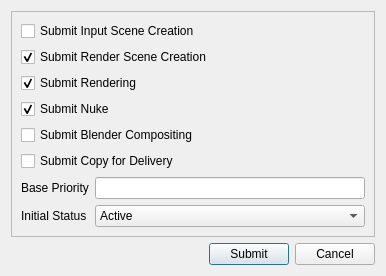
Before: the Qt Designer form plugins/RenderingPipelinePlugin/assets/submissionDialog.ui in compix/MetadataManager, drawn with Qt 5.
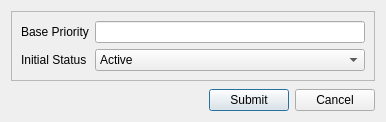
After: the same form once the commit is applied. Icons and pictures are not drawn.

Commit message: Allow custom metadata tasks in RenderingPipelinePlugin

Diff of the .ui file:
```diff
--- a/plugins/RenderingPipelinePlugin/assets/submissionDialog.ui
+++ b/plugins/RenderingPipelinePlugin/assets/submissionDialog.ui
@@ -10,7 +10,7 @@
     <x>0</x>
     <y>0</y>
     <width>386</width>
-    <height>258</height>
+    <height>122</height>
    </rect>
   </property>
   <property name="windowTitle">
@@ -27,55 +27,7 @@
      </property>
      <layout class="QVBoxLayout" name="verticalLayout_2">
       <item>
-       <widget class="QCheckBox" name="submitInputSceneCheckBox">
-        <property name="text">
-         <string>Submit Input Scene Creation</string>
-        </property>
-       </widget>
-      </item>
-      <item>
-       <widget class="QCheckBox" name="submitRenderSceneCheckBox">
-        <property name="text">
-         <string>Submit Render Scene Creation</string>
-        </property>
-        <property name="checked">
-         <bool>true</bool>
-        </property>
-       </widget>
-      </item>
-      <item>
-       <widget class="QCheckBox" name="submitRenderingCheckBox">
-        <property name="text">
-         <string>Submit Rendering</string>
-        </property>
-        <property name="checked">
-         <bool>true</bool>
-        </property>
-       </widget>
-      </item>
-      <item>
-       <widget class="QCheckBox" name="submitNukeCheckBox">
-        <property name="text">
-         <string>Submit Nuke</string>
-        </property>
-        <property name="checked">
-         <bool>true</bool>
-        </property>
-       </widget>
-      </item>
-      <item>
-       <widget class="QCheckBox" name="submitBlenderCompositingCheckBox">
-        <property name="text">
-         <string>Submit Blender Compositing</string>
-        </property>
-       </widget>
-      </item>
-      <item>
-       <widget class="QCheckBox" name="submitCopyForDeliveryCheckBox">
-        <property name="text">
-         <string>Submit Copy for Delivery</string>
-        </property>
-       </widget>
+       <layout class="QVBoxLayout" name="submitCheckboxLayout"/>
       </item>
       <item>
        <layout class="QFormLayout" name="formLayout">
```
Left out of the diff: 4 changed lines with no effect on the pictures. The commit also changes 34 other files.
